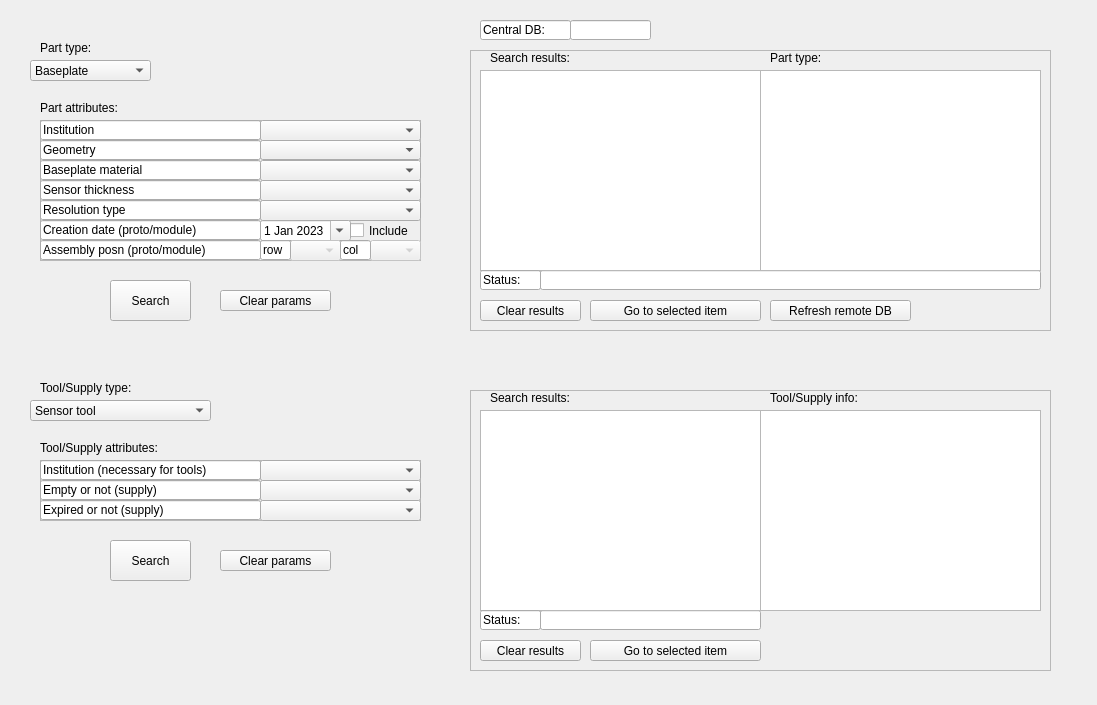
The window that pages_ui/search.ui (IncandelaLab/SharedUI) describes before a commit, drawn with Qt 5.
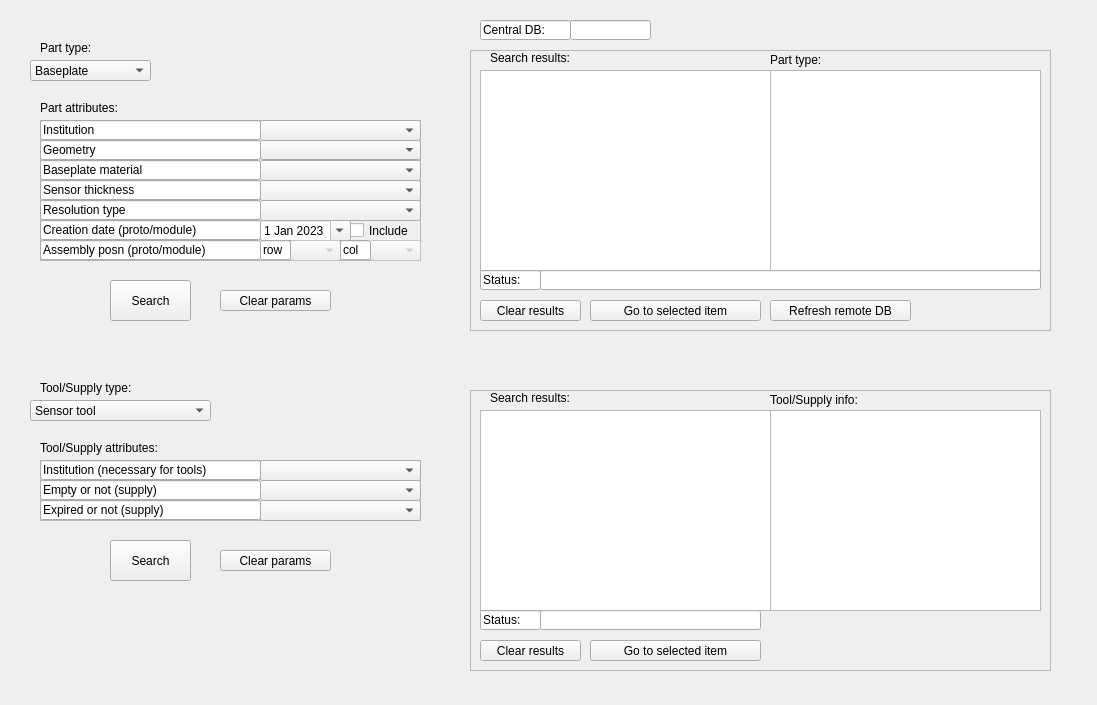
The same window after the commit.

What changed in the file:
```diff
--- a/pages_ui/search.ui
+++ b/pages_ui/search.ui
@@ -666,9 +666,9 @@
    <widget class="QListWidget" name="lwTypeList">
     <property name="geometry">
      <rect>
-      <x>290</x>
+      <x>300</x>
       <y>20</y>
-      <width>281</width>
+      <width>271</width>
       <height>201</height>
      </rect>
     </property>
@@ -681,7 +681,7 @@
      <rect>
       <x>10</x>
       <y>20</y>
-      <width>281</width>
+      <width>291</width>
       <height>201</height>
      </rect>
     </property>
@@ -737,7 +737,7 @@
       <x>300</x>
       <y>0</y>
       <width>191</width>
-      <height>16</height>
+      <height>20</height>
      </rect>
     </property>
     <property name="text">
@@ -1123,9 +1123,9 @@
    <widget class="QListWidget" name="lwInfoList">
     <property name="geometry">
      <rect>
-      <x>290</x>
+      <x>300</x>
       <y>20</y>
-      <width>281</width>
+      <width>271</width>
       <height>201</height>
      </rect>
     </property>
@@ -1138,7 +1138,7 @@
      <rect>
       <x>10</x>
       <y>20</y>
-      <width>281</width>
+      <width>291</width>
       <height>201</height>
      </rect>
     </property>
@@ -1194,7 +1194,7 @@
       <x>300</x>
       <y>0</y>
       <width>191</width>
-      <height>16</height>
+      <height>20</height>
      </rect>
     </property>
     <property name="text">
```
